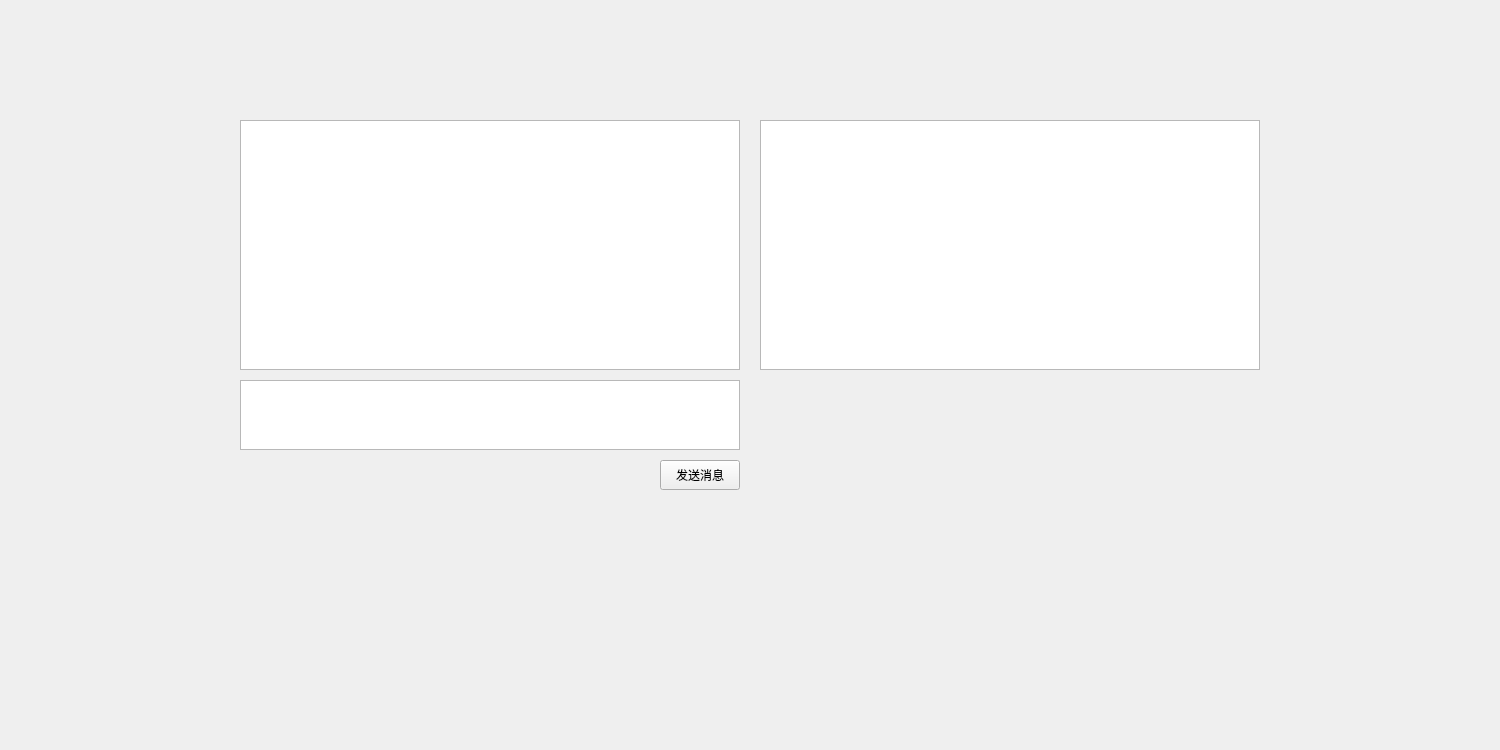
Qt form src/gui/mainui.ui (realth000/localcharger) before a commit.
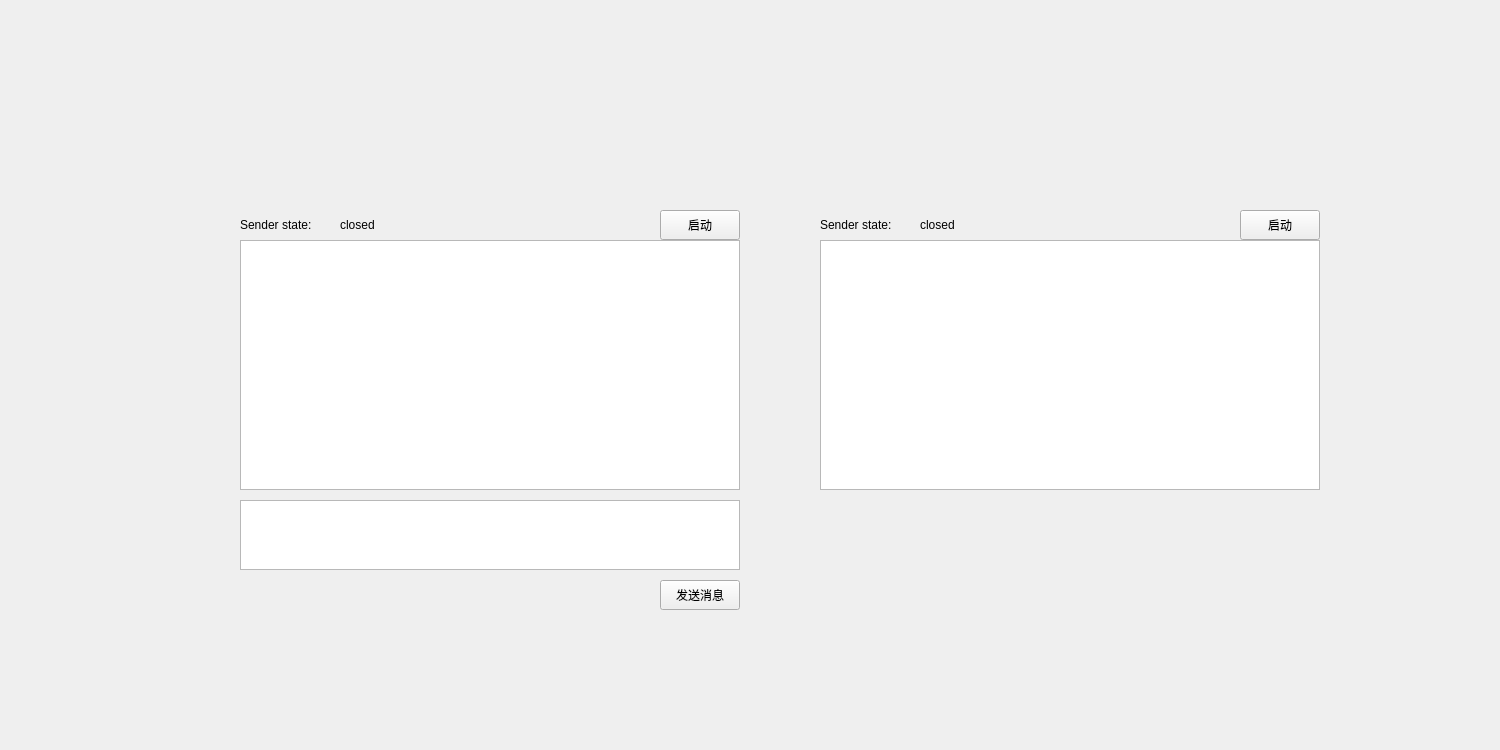
The same form after that commit.

Commit message:
feat(WebSender):手动连接
新增：
    手动启动WebSender及WebRecver
    新增port_t等定义

Diff of the .ui file:
```diff
--- a/src/gui/mainui.ui
+++ b/src/gui/mainui.ui
@@ -16,8 +16,8 @@
   <widget class="QTextEdit" name="msgRecvTextEdit">
    <property name="geometry">
     <rect>
-     <x>760</x>
-     <y>120</y>
+     <x>820</x>
+     <y>240</y>
      <width>500</width>
      <height>250</height>
     </rect>
@@ -27,7 +27,7 @@
    <property name="geometry">
     <rect>
      <x>240</x>
-     <y>120</y>
+     <y>240</y>
      <width>500</width>
      <height>250</height>
     </rect>
@@ -37,7 +37,7 @@
    <property name="geometry">
     <rect>
      <x>240</x>
-     <y>380</y>
+     <y>500</y>
      <width>500</width>
      <height>70</height>
     </rect>
@@ -47,7 +47,7 @@
    <property name="geometry">
     <rect>
      <x>660</x>
-     <y>460</y>
+     <y>580</y>
      <width>80</width>
      <height>30</height>
     </rect>
@@ -56,6 +56,84 @@
     <string>发送消息</string>
    </property>
   </widget>
+  <widget class="QLabel" name="label">
+   <property name="geometry">
+    <rect>
+     <x>240</x>
+     <y>210</y>
+     <width>90</width>
+     <height>30</height>
+    </rect>
+   </property>
+   <property name="text">
+    <string>Sender state:</string>
+   </property>
+  </widget>
+  <widget class="QLabel" name="senderStateHintLabel">
+   <property name="geometry">
+    <rect>
+     <x>340</x>
+     <y>210</y>
+     <width>91</width>
+     <height>30</height>
+    </rect>
+   </property>
+   <property name="text">
+    <string>closed</string>
+   </property>
+  </widget>
+  <widget class="QLabel" name="recverStateHintLabel">
+   <property name="geometry">
+    <rect>
+     <x>920</x>
+     <y>210</y>
+     <width>91</width>
+     <height>30</height>
+    </rect>
+   </property>
+   <property name="text">
+    <string>closed</string>
+   </property>
+  </widget>
+  <widget class="QLabel" name="label_2">
+   <property name="geometry">
+    <rect>
+     <x>820</x>
+     <y>210</y>
+     <width>90</width>
+     <height>30</height>
+    </rect>
+   </property>
+   <property name="text">
+    <string>Sender state:</string>
+   </property>
+  </widget>
+  <widget class="QPushButton" name="startSenderPushButton">
+   <property name="geometry">
+    <rect>
+     <x>660</x>
+     <y>210</y>
+     <width>80</width>
+     <height>30</height>
+    </rect>
+   </property>
+   <property name="text">
+    <string>启动</string>
+   </property>
+  </widget>
+  <widget class="QPushButton" name="pushButton">
+   <property name="geometry">
+    <rect>
+     <x>1240</x>
+     <y>210</y>
+     <width>80</width>
+     <height>30</height>
+    </rect>
+   </property>
+   <property name="text">
+    <string>启动</string>
+   </property>
+  </widget>
  </widget>
  <resources/>
  <connections/>
```
The commit also changes 7 other files.
